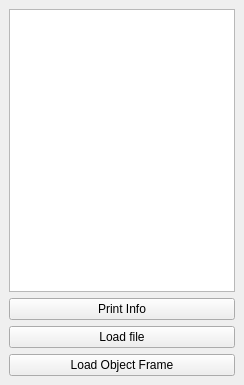
First picture: the form in Anders_plugin/firstPlugIn.ui, repository AndersEllinge/Bachelor-F17, before the edit.
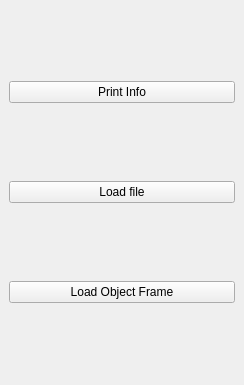
Second picture: the form after the edit.

Commit message: working on making a class for handling viewing files

What changed in the file:
```diff
--- a/Anders_plugin/firstPlugIn.ui
+++ b/Anders_plugin/firstPlugIn.ui
@@ -16,23 +16,20 @@
   <widget class="QWidget" name="dockWidgetContents">
    <layout class="QGridLayout" name="gridLayout">
     <item row="0" column="0">
-     <widget class="QTreeView" name="treeView"/>
-    </item>
-    <item row="1" column="0">
      <widget class="QPushButton" name="workcellBtn">
       <property name="text">
        <string>Print Info</string>
       </property>
      </widget>
     </item>
-    <item row="2" column="0">
+    <item row="1" column="0">
      <widget class="QPushButton" name="fileNameBtn">
       <property name="text">
        <string>Load file</string>
       </property>
      </widget>
     </item>
-    <item row="3" column="0">
+    <item row="2" column="0">
      <widget class="QPushButton" name="loadObjectFrame">
       <property name="text">
        <string>Load Object Frame</string>
```
The commit also changes 5 other files.
